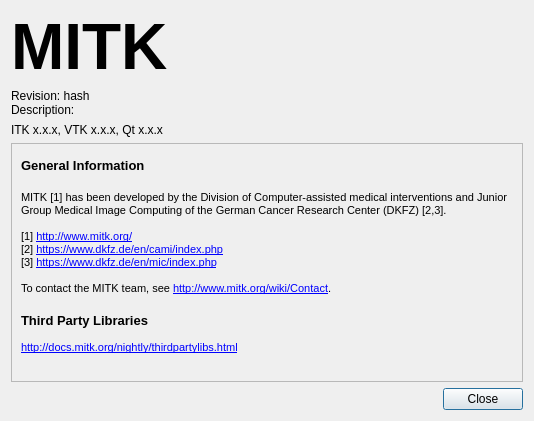
Above: Modules/QtWidgetsExt/src/QmitkAboutDialogGUI.ui from carthurs/MITK before the change. Below: the same form after it.
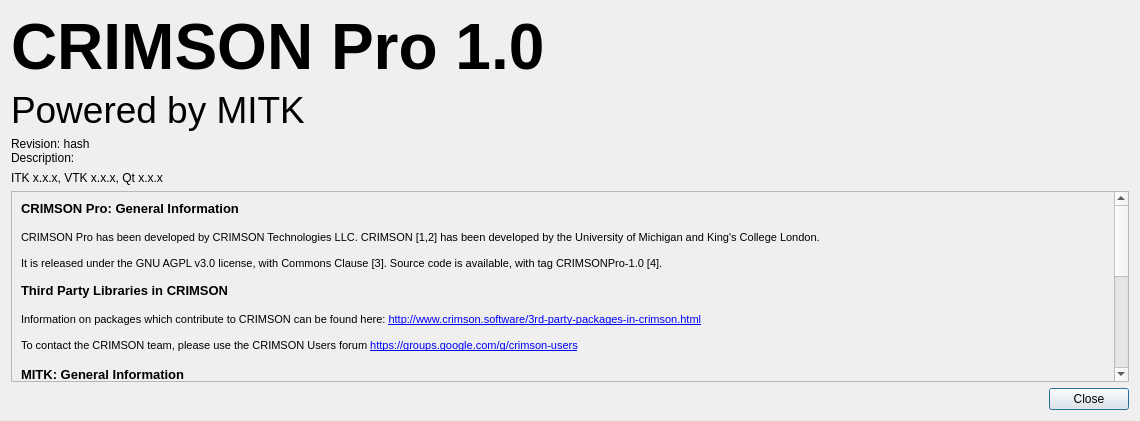
That is the form after the change. Icons and pictures are not drawn.

Commit message: Adjusted the About section to match CRIMSON Pro, and added new logos

The edit to the form file:
```diff
--- a/Modules/QtWidgetsExt/src/QmitkAboutDialogGUI.ui
+++ b/Modules/QtWidgetsExt/src/QmitkAboutDialogGUI.ui
@@ -6,7 +6,7 @@
    <rect>
     <x>0</x>
     <y>0</y>
-    <width>534</width>
+    <width>1140</width>
     <height>421</height>
    </rect>
   </property>
@@ -38,13 +38,26 @@
           </font>
          </property>
          <property name="text">
-          <string>MITK</string>
+          <string>CRIMSON Pro 1.0</string>
          </property>
          <property name="alignment">
           <set>Qt::AlignBottom|Qt::AlignLeading|Qt::AlignLeft</set>
          </property>
         </widget>
        </item>
+       <item>
+        <widget class="QLabel" name="label">
+         <property name="font">
+          <font>
+           <family>MS Sans Serif</family>
+           <pointsize>28</pointsize>
+          </font>
+         </property>
+         <property name="text">
+          <string>Powered by MITK</string>
+         </property>
+        </widget>
+       </item>
        <item>
         <widget class="QLabel" name="m_RevisionLabel">
          <property name="sizePolicy">
@@ -121,9 +134,9 @@
       <property name="geometry">
        <rect>
         <x>0</x>
-        <y>0</y>
-        <width>520</width>
-        <height>287</height>
+        <y>-80</y>
+        <width>1095</width>
+        <height>549</height>
        </rect>
       </property>
       <layout class="QGridLayout" name="gridLayout">
@@ -134,17 +147,33 @@
 &lt;html&gt;&lt;head&gt;&lt;meta name=&quot;qrichtext&quot; content=&quot;1&quot; /&gt;&lt;style type=&quot;text/css&quot;&gt;
 p, li { white-space: pre-wrap; }
 &lt;/style&gt;&lt;/head&gt;&lt;body style=&quot; font-family:'MS Shell Dlg 2'; font-size:8pt; font-weight:400; font-style:normal;&quot;&gt;
-&lt;p style=&quot; margin-top:0px; margin-bottom:0px; margin-left:0px; margin-right:0px; -qt-block-indent:0; text-indent:0px;&quot;&gt;&lt;span style=&quot; font-family:'Ubuntu'; font-size:10pt; font-weight:600;&quot;&gt;General Information&lt;/span&gt;&lt;/p&gt;
+&lt;p style=&quot; margin-top:0px; margin-bottom:0px; margin-left:0px; margin-right:0px; -qt-block-indent:0; text-indent:0px;&quot;&gt;&lt;span style=&quot; font-size:10pt; font-weight:600;&quot;&gt;CRIMSON Pro: General Information&lt;/span&gt;&lt;/p&gt;
+&lt;p style=&quot;-qt-paragraph-type:empty; margin-top:0px; margin-bottom:0px; margin-left:0px; margin-right:0px; -qt-block-indent:0; text-indent:0px; font-size:10pt; font-weight:600;&quot;&gt;&lt;br /&gt;&lt;/p&gt;
+&lt;p style=&quot; margin-top:0px; margin-bottom:0px; margin-left:0px; margin-right:0px; -qt-block-indent:0; text-indent:0px;&quot;&gt;CRIMSON Pro has been developed by CRIMSON Technologies LLC. CRIMSON [1,2] has been developed by the University of Michigan and King's College London.&lt;/p&gt;
+&lt;p style=&quot;-qt-paragraph-type:empty; margin-top:0px; margin-bottom:0px; margin-left:0px; margin-right:0px; -qt-block-indent:0; text-indent:0px;&quot;&gt;&lt;br /&gt;&lt;/p&gt;
+&lt;p style=&quot; margin-top:0px; margin-bottom:0px; margin-left:0px; margin-right:0px; -qt-block-indent:0; text-indent:0px;&quot;&gt;It is released under the GNU AGPL v3.0 license, with Commons Clause [3]. Source code is available, with tag CRIMSONPro-1.0 [4].&lt;/p&gt;
+&lt;p style=&quot;-qt-paragraph-type:empty; margin-top:0px; margin-bottom:0px; margin-left:0px; margin-right:0px; -qt-block-indent:0; text-indent:0px;&quot;&gt;&lt;br /&gt;&lt;/p&gt;
+&lt;p style=&quot; margin-top:0px; margin-bottom:0px; margin-left:0px; margin-right:0px; -qt-block-indent:0; text-indent:0px;&quot;&gt;&lt;span style=&quot; font-size:10pt; font-weight:600;&quot;&gt;Third Party Libraries in CRIMSON&lt;/span&gt;&lt;/p&gt;
+&lt;p style=&quot;-qt-paragraph-type:empty; margin-top:0px; margin-bottom:0px; margin-left:0px; margin-right:0px; -qt-block-indent:0; text-indent:0px; font-family:'Ubuntu'; font-size:10pt; font-weight:600;&quot;&gt;&lt;br /&gt;&lt;/p&gt;
+&lt;p style=&quot; margin-top:0px; margin-bottom:0px; margin-left:0px; margin-right:0px; -qt-block-indent:0; text-indent:0px;&quot;&gt;&lt;span style=&quot; font-family:'Ubuntu';&quot;&gt;Information on packages which contribute to CRIMSON can be found here: &lt;/span&gt;&lt;a href=&quot;http://www.crimson.software/3rd-party-packages-in-crimson.html&quot;&gt;&lt;span style=&quot; text-decoration: underline; color:#0000ff;&quot;&gt;http://www.crimson.software/3rd-party-packages-in-crimson.html&lt;/span&gt;&lt;/a&gt;&lt;/p&gt;
+&lt;p style=&quot;-qt-paragraph-type:empty; margin-top:0px; margin-bottom:0px; margin-left:0px; margin-right:0px; -qt-block-indent:0; text-indent:0px; text-decoration: underline; color:#0000ff;&quot;&gt;&lt;br /&gt;&lt;/p&gt;
+&lt;p style=&quot; margin-top:0px; margin-bottom:0px; margin-left:0px; margin-right:0px; -qt-block-indent:0; text-indent:0px;&quot;&gt;To contact the CRIMSON team, please use the CRIMSON Users forum &lt;a href=&quot;https://groups.google.com/g/crimson-users&quot;&gt;&lt;span style=&quot; text-decoration: underline; color:#0000ff;&quot;&gt;https://groups.google.com/g/crimson-users&lt;/span&gt;&lt;/a&gt;&lt;/p&gt;
+&lt;p style=&quot;-qt-paragraph-type:empty; margin-top:0px; margin-bottom:0px; margin-left:0px; margin-right:0px; -qt-block-indent:0; text-indent:0px; font-family:'Ubuntu'; font-size:10pt; font-weight:600;&quot;&gt;&lt;br /&gt;&lt;/p&gt;
+&lt;p style=&quot; margin-top:0px; margin-bottom:0px; margin-left:0px; margin-right:0px; -qt-block-indent:0; text-indent:0px;&quot;&gt;&lt;span style=&quot; font-family:'Ubuntu'; font-size:10pt; font-weight:600;&quot;&gt;MITK: General Information&lt;/span&gt;&lt;/p&gt;
 &lt;p style=&quot;-qt-paragraph-type:empty; margin-top:0px; margin-bottom:0px; margin-left:0px; margin-right:0px; -qt-block-indent:0; text-indent:0px; font-family:'Ubuntu'; font-size:11pt;&quot;&gt;&lt;br /&gt;&lt;/p&gt;
-&lt;p style=&quot; margin-top:0px; margin-bottom:0px; margin-left:0px; margin-right:0px; -qt-block-indent:0; text-indent:0px;&quot;&gt;MITK [1] has been developed by the Division of Computer-assisted medical interventions and Junior Group Medical Image Computing of the German Cancer Research Center (DKFZ) [2,3].&lt;/p&gt;
+&lt;p style=&quot; margin-top:0px; margin-bottom:0px; margin-left:0px; margin-right:0px; -qt-block-indent:0; text-indent:0px;&quot;&gt;MITK [5] has been developed by the Division of Computer-assisted medical interventions and Junior Group Medical Image Computing of the German Cancer Research Center (DKFZ) [6,7].&lt;/p&gt;
 &lt;p style=&quot;-qt-paragraph-type:empty; margin-top:0px; margin-bottom:0px; margin-left:0px; margin-right:0px; -qt-block-indent:0; text-indent:0px;&quot;&gt;&lt;br /&gt;&lt;/p&gt;
-&lt;p style=&quot; margin-top:0px; margin-bottom:0px; margin-left:0px; margin-right:0px; -qt-block-indent:0; text-indent:0px;&quot;&gt;[1] &lt;a href=&quot;http://www.mitk.org/&quot;&gt;&lt;span style=&quot; text-decoration: underline; color:#0000ff;&quot;&gt;http://www.mitk.org/&lt;/span&gt;&lt;/a&gt;&lt;/p&gt;
-&lt;p style=&quot; margin-top:0px; margin-bottom:0px; margin-left:0px; margin-right:0px; -qt-block-indent:0; text-indent:0px;&quot;&gt;[2] &lt;a href=&quot;https://www.dkfz.de/en/cami/index.php&quot;&gt;&lt;span style=&quot; text-decoration: underline; color:#0000ff;&quot;&gt;https://www.dkfz.de/en/cami/index.php&lt;/span&gt;&lt;/a&gt;&lt;/p&gt;
-&lt;p style=&quot; margin-top:0px; margin-bottom:0px; margin-left:0px; margin-right:0px; -qt-block-indent:0; text-indent:0px;&quot;&gt;[3] &lt;a href=&quot;https://www.dkfz.de/en/mic/index.php&quot;&gt;&lt;span style=&quot; text-decoration: underline; color:#0000ff;&quot;&gt;https://www.dkfz.de/en/mic/index.php&lt;/span&gt;&lt;/a&gt;&lt;/p&gt;
+&lt;p style=&quot; margin-top:0px; margin-bottom:0px; margin-left:0px; margin-right:0px; -qt-block-indent:0; text-indent:0px;&quot;&gt;[1] &lt;a href=&quot;http://www.crimson.software&quot;&gt;&lt;span style=&quot; text-decoration: underline; color:#0000ff;&quot;&gt;http://www.crimson.software&lt;/span&gt;&lt;/a&gt;&lt;/p&gt;
+&lt;p style=&quot; margin-top:0px; margin-bottom:0px; margin-left:0px; margin-right:0px; -qt-block-indent:0; text-indent:0px;&quot;&gt;[2]&lt;a href=&quot;https://www.biorxiv.org/content/10.1101/2020.10.14.339960v1&quot;&gt;&lt;span style=&quot; text-decoration: underline; color:#0000ff;&quot;&gt;CRIMSON: An Open-Source Software Framework for Cardiovascular Integrated Modelling and Simulation. doi: https://doi.org/10.1101/2020.10.14.339960&lt;/span&gt;&lt;/a&gt;&lt;/p&gt;
+&lt;p style=&quot; margin-top:0px; margin-bottom:0px; margin-left:0px; margin-right:0px; -qt-block-indent:0; text-indent:0px;&quot;&gt;[3] &lt;a href=&quot;https://github.com/carthurs/CRIMSONGUI/blob/master/LICENSE.txt&quot;&gt;&lt;span style=&quot; text-decoration: underline; color:#0000ff;&quot;&gt;https://github.com/carthurs/CRIMSONGUI/blob/master/LICENSE.txt&lt;/span&gt;&lt;/a&gt;&lt;/p&gt;
+&lt;p style=&quot; margin-top:0px; margin-bottom:0px; margin-left:0px; margin-right:0px; -qt-block-indent:0; text-indent:0px;&quot;&gt;[4] &lt;a href=&quot;https://github.com/carthurs/CRIMSONGUI&quot;&gt;&lt;span style=&quot; text-decoration: underline; color:#0000ff;&quot;&gt;https://github.com/carthurs/CRIMSONGUI&lt;/span&gt;&lt;/a&gt;&lt;/p&gt;
+&lt;p style=&quot; margin-top:0px; margin-bottom:0px; margin-left:0px; margin-right:0px; -qt-block-indent:0; text-indent:0px;&quot;&gt;[5] &lt;a href=&quot;http://www.mitk.org/&quot;&gt;&lt;span style=&quot; text-decoration: underline; color:#0000ff;&quot;&gt;http://www.mitk.org/&lt;/span&gt;&lt;/a&gt;&lt;/p&gt;
+&lt;p style=&quot; margin-top:0px; margin-bottom:0px; margin-left:0px; margin-right:0px; -qt-block-indent:0; text-indent:0px;&quot;&gt;[6] &lt;a href=&quot;https://www.dkfz.de/en/cami/index.php&quot;&gt;&lt;span style=&quot; text-decoration: underline; color:#0000ff;&quot;&gt;https://www.dkfz.de/en/cami/index.php&lt;/span&gt;&lt;/a&gt;&lt;/p&gt;
+&lt;p style=&quot; margin-top:0px; margin-bottom:0px; margin-left:0px; margin-right:0px; -qt-block-indent:0; text-indent:0px;&quot;&gt;[7] &lt;a href=&quot;https://www.dkfz.de/en/mic/index.php&quot;&gt;&lt;span style=&quot; text-decoration: underline; color:#0000ff;&quot;&gt;https://www.dkfz.de/en/mic/index.php&lt;/span&gt;&lt;/a&gt;&lt;/p&gt;
 &lt;p style=&quot;-qt-paragraph-type:empty; margin-top:0px; margin-bottom:0px; margin-left:0px; margin-right:0px; -qt-block-indent:0; text-indent:0px;&quot;&gt;&lt;br /&gt;&lt;/p&gt;
 &lt;p style=&quot; margin-top:0px; margin-bottom:0px; margin-left:0px; margin-right:0px; -qt-block-indent:0; text-indent:0px;&quot;&gt;To contact the MITK team, see &lt;a href=&quot;http://www.mitk.org/wiki/Contact&quot;&gt;&lt;span style=&quot; text-decoration: underline; color:#0000ff;&quot;&gt;http://www.mitk.org/wiki/Contact&lt;/span&gt;&lt;/a&gt;.&lt;/p&gt;
 &lt;p style=&quot;-qt-paragraph-type:empty; margin-top:0px; margin-bottom:0px; margin-left:0px; margin-right:0px; -qt-block-indent:0; text-indent:0px; font-family:'Ubuntu'; font-size:11pt;&quot;&gt;&lt;br /&gt;&lt;/p&gt;
-&lt;p style=&quot; margin-top:0px; margin-bottom:0px; margin-left:0px; margin-right:0px; -qt-block-indent:0; text-indent:0px;&quot;&gt;&lt;span style=&quot; font-size:10pt; font-weight:600;&quot;&gt;Third Party Libraries&lt;/span&gt;&lt;/p&gt;
+&lt;p style=&quot; margin-top:0px; margin-bottom:0px; margin-left:0px; margin-right:0px; -qt-block-indent:0; text-indent:0px;&quot;&gt;&lt;span style=&quot; font-size:10pt; font-weight:600;&quot;&gt;Third Party Libraries in MITK&lt;/span&gt;&lt;/p&gt;
 &lt;p style=&quot;-qt-paragraph-type:empty; margin-top:0px; margin-bottom:0px; margin-left:0px; margin-right:0px; -qt-block-indent:0; text-indent:0px;&quot;&gt;&lt;br /&gt;&lt;/p&gt;
 &lt;p style=&quot; margin-top:0px; margin-bottom:0px; margin-left:0px; margin-right:0px; -qt-block-indent:0; text-indent:0px;&quot;&gt;&lt;a href=&quot;http://docs.mitk.org/nightly/thirdpartylibs.html&quot;&gt;&lt;span style=&quot; text-decoration: underline; color:#0000ff;&quot;&gt;http://docs.mitk.org/nightly/thirdpartylibs.html&lt;/span&gt;&lt;/a&gt;&lt;/p&gt;
 &lt;p style=&quot;-qt-paragraph-type:empty; margin-top:0px; margin-bottom:0px; margin-left:0px; margin-right:0px; -qt-block-indent:0; text-indent:0px; text-decoration: underline; color:#0000ff;&quot;&gt;&lt;br /&gt;&lt;/p&gt;&lt;/body&gt;&lt;/html&gt;</string>
```
Left out of the diff: 6 changed lines with no effect on the pictures. The commit also changes 2 other files.
